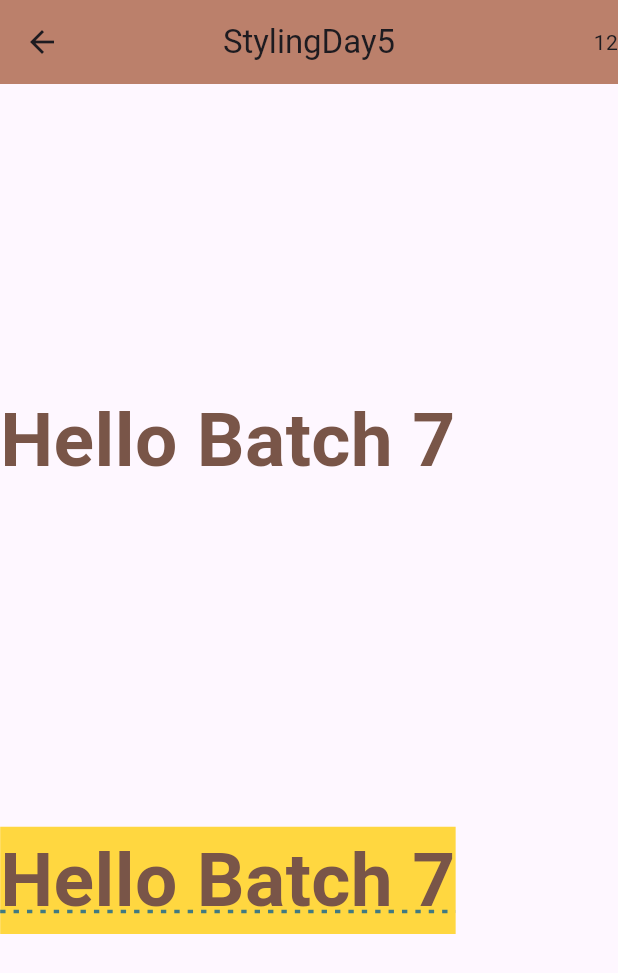
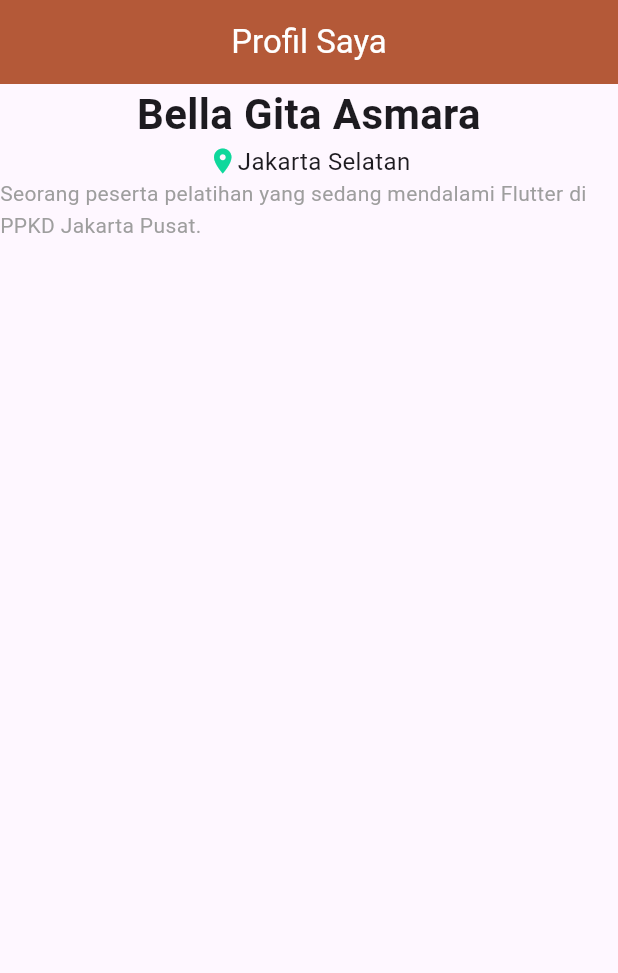
Before and after one commit to belladatascience/bella, a Flutter app: the screen it shows after launch, on a phone screen of 412 x 824 dp. Shown: the top 973 px of the screen. Run offline on Flutter 3.47's test engine with Material 3 defaults, Android fonts, the phone set to English and light mode, and no system bars.

Commit message:
first commit

```diff
--- /dev/null
+++ b/lib/day_5/tugas_1.dart
@@ -0,0 +1,55 @@
+import 'package:flutter/material.dart';
+
+class tugas1 extends StatelessWidget {
+  const tugas1({super.key});
+
+  @override
+  Widget build(BuildContext context) {
+    return Scaffold(appBar: AppBar(
+      title: const Text('Profil Saya'),
+      foregroundColor: Colors.white,
+centerTitle: true,
+backgroundColor: const Color.fromARGB(255, 180, 89, 56),
+),
+body: Center(
+child: Column(
+mainAxisAlignment: MainAxisAlignment.start,
+crossAxisAlignment: CrossAxisAlignment.center,
+children: [
+
+const Text(
+'Bella Gita Asmara',
+style: TextStyle(
+fontSize: 28,
+fontWeight: FontWeight.bold,
+),
+textAlign: TextAlign.center,
+),
+
+Row(
+mainAxisSize: MainAxisSize.min,
+mainAxisAlignment: MainAxisAlignment.center,
+children: const [
+Icon(Icons.location_on, color: Color.fromARGB(255, 15, 216, 156), size: 20),
+Text(
+'Jakarta Selatan',
+style: TextStyle(fontSize: 16),
+),
+],
+),
+
+const Text(
+'Seorang peserta pelatihan yang sedang mendalami Flutter di PPKD Jakarta Pusat.',
+style: TextStyle(
+fontSize: 14,
+color: Colors.grey,
+height: 1.5,
+),
+textAlign: TextAlign.left,
+),
+],
+),
+),
+);
+}
+}
--- a/lib/main.dart
+++ b/lib/main.dart
@@ -1,3 +1,4 @@
+import 'package:bella/day_5/tugas_1.dart';
 import 'package:bella/day_5/layouting.dart';
 import 'package:bella/day_5/scaffold.dart';
 import 'package:bella/day_5/styling.dart';
@@ -33,7 +34,7 @@ class MyApp extends StatelessWidget {
         // tested with just a hot reload.
         colorScheme: .fromSeed(seedColor: Colors.deepPurple),
       ),
-      home: StylingDay5(),
+      home: tugas1(),
     );
   }
 }
```
Also changed, not shown: 3 other files.
